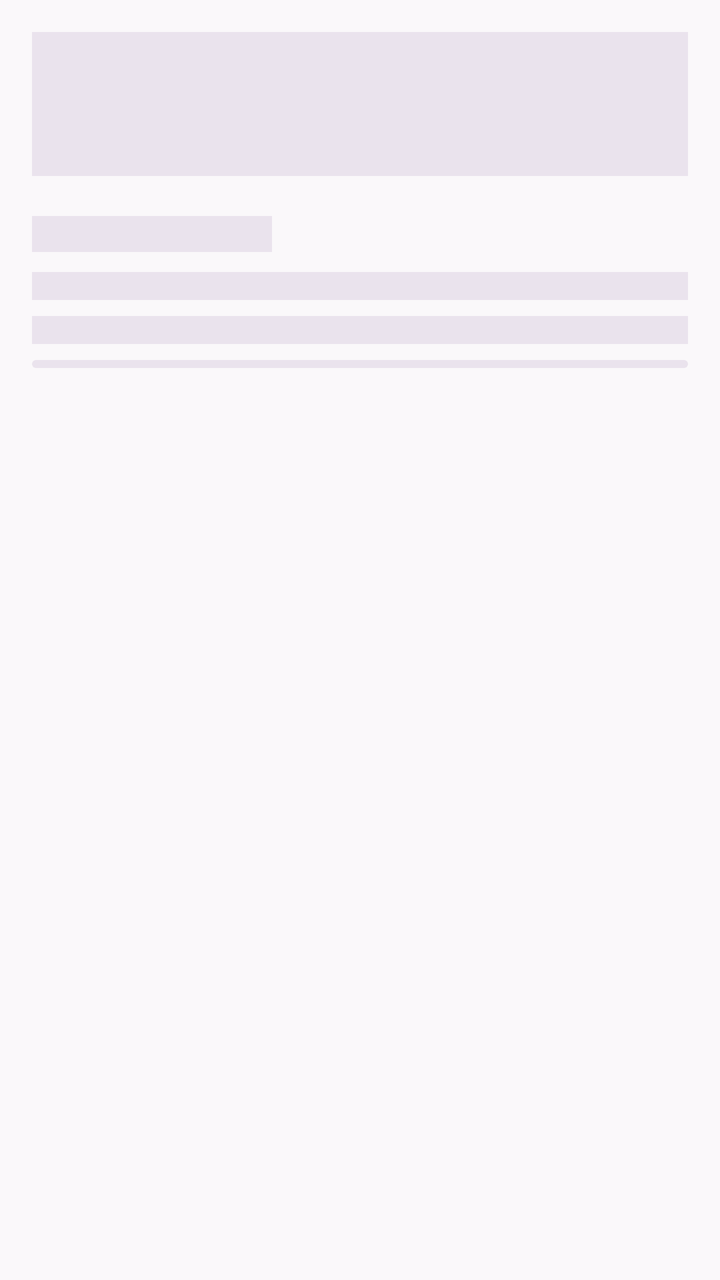
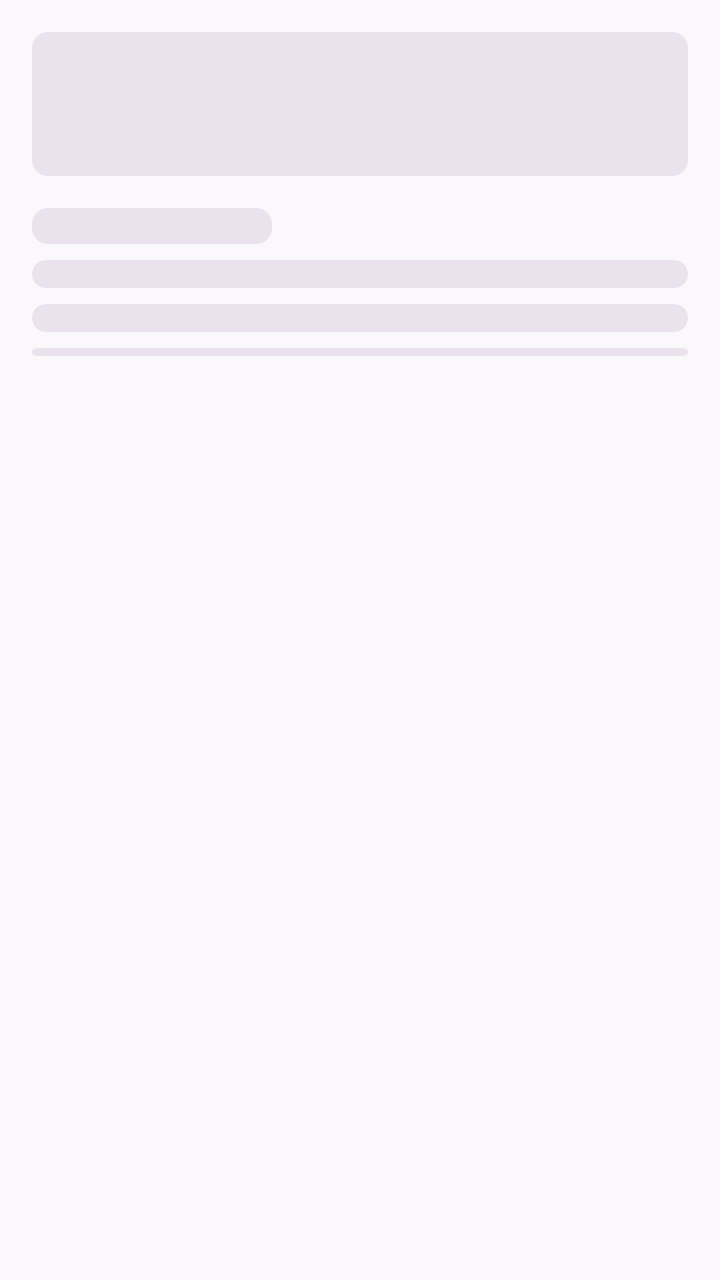

Before-and-after screenshots of an Android layout around one commit, followed by the original layout XML and the change that was made.
<!-- AndroidManifest.xml: application theme Theme.NexaChat -->
<!-- res/layout/include_summary_skeleton.xml -->
<?xml version="1.0" encoding="utf-8"?>
<LinearLayout xmlns:android="http://schemas.android.com/apk/res/android"
    android:layout_width="match_parent"
    android:layout_height="wrap_content"
    android:contentDescription="@string/summary_loading_content_desc"
    android:importantForAccessibility="yes"
    android:orientation="vertical"
    android:padding="@dimen/space_md">

    <View
        android:layout_width="match_parent"
        android:layout_height="72dp"
        android:background="?attr/colorSurfaceContainerHigh" />

    <View
        android:layout_width="120dp"
        android:layout_height="18dp"
        android:layout_marginTop="20dp"
        android:background="?attr/colorSurfaceContainerHigh" />

    <View
        android:layout_width="match_parent"
        android:layout_height="14dp"
        android:layout_marginTop="10dp"
        android:background="?attr/colorSurfaceContainerHigh" />

    <View
        android:layout_width="match_parent"
        android:layout_height="14dp"
        android:layout_marginTop="8dp"
        android:background="?attr/colorSurfaceContainerHigh" />

    <com.google.android.material.progressindicator.LinearProgressIndicator
        android:id="@+id/summarySkeletonBar"
        android:layout_width="match_parent"
        android:layout_height="wrap_content"
        android:layout_marginTop="@dimen/space_sm"
        android:indeterminate="true" />
</LinearLayout>
<!-- resources referenced by this layout -->
<resources>
  <dimen name="space_md">16dp</dimen>
  <dimen name="space_sm">8dp</dimen>
  <string name="summary_loading_content_desc">Generating summary…</string>
  <color name="colorPrimary">@color/brand_indigo</color>
  <color name="colorOnPrimary">#FFFFFCFF</color>
  <color name="colorPrimaryContainer">@color/brand_indigo_container</color>
  <color name="colorOnPrimaryContainer">@color/brand_on_indigo_container</color>
  <color name="colorSecondary">@color/slate_secondary</color>
  <color name="colorOnSecondary">#FFFFFCFF</color>
  <color name="colorSecondaryContainer">@color/slate_secondary_container</color>
  <color name="colorOnSecondaryContainer">@color/slate_on_secondary_container</color>
  <color name="colorTertiary">@color/tertiary_emerald</color>
  <color name="colorOnTertiary">#FFFFFCFF</color>
  <color name="colorTertiaryContainer">@color/tertiary_emerald_container</color>
  <color name="colorOnTertiaryContainer">@color/tertiary_on_emerald_container</color>
  <color name="colorError">@color/error_red</color>
  <color name="colorOnError">#FFFFFCFF</color>
  <color name="colorErrorContainer">@color/error_container_light</color>
  <color name="colorOnErrorContainer">@color/on_error_container_light</color>
  <color name="colorBackground">@color/background_light</color>
  <color name="colorOnBackground">@color/text_primary_light</color>
  <color name="colorSurface">@color/surface_light</color>
  <color name="colorOnSurface">@color/text_primary_light</color>
  <color name="colorSurfaceVariant">@color/surface_variant_light</color>
  <color name="colorSurfaceContainerLowest">@color/surface_container_lowest_light</color>
  <color name="colorSurfaceContainerLow">@color/surface_container_low_light</color>
  <color name="colorSurfaceContainer">@color/surface_container_light</color>
  <color name="colorSurfaceContainerHigh">@color/surface_container_high_light</color>
  <color name="colorOnSurfaceVariant">@color/text_secondary_light</color>
  <color name="colorOutline">@color/slate_border</color>
  <color name="colorOutlineVariant">@color/slate_divider</color>
  <color name="brand_indigo">#FF733F68</color>
  <color name="brand_indigo_container">#FFF1DFED</color>
  <color name="brand_on_indigo_container">#FF35142F</color>
  <color name="slate_secondary">#FF605763</color>
  <color name="slate_secondary_container">#FFEAE3ED</color>
  <color name="slate_on_secondary_container">#FF2C2530</color>
  <color name="tertiary_emerald">#FF246B57</color>
  <color name="tertiary_emerald_container">#FFC5EEDC</color>
  <color name="tertiary_on_emerald_container">#FF103B2E</color>
  <color name="error_red">#FFB3261E</color>
  <color name="error_container_light">#FFF9DEDC</color>
  <color name="on_error_container_light">#FF410E0B</color>
  <color name="background_light">#FFFAF8FA</color>
  <color name="text_primary_light">#FF211E25</color>
  <color name="surface_light">#FFFFFCFF</color>
  <color name="surface_variant_light">#FFF0EBF2</color>
  <color name="surface_container_lowest_light">#FFFFFCFF</color>
  <color name="surface_container_low_light">#FFF7F3F8</color>
  <color name="surface_container_light">#FFF0EBF2</color>
  <color name="surface_container_high_light">#FFEAE3ED</color>
  <color name="surface_container_highest_light">#FFE4DBE7</color>
  <color name="text_secondary_light">#FF605763</color>
  <color name="slate_border">#FF817585</color>
  <color name="slate_divider">#FFDDD4DF</color>
  <dimen name="min_touch_target">48dp</dimen>
  <dimen name="corner_md">12dp</dimen>
  <dimen name="corner_sm">8dp</dimen>
  <dimen name="corner_lg">16dp</dimen>
  <dimen name="control_stroke_width">1dp</dimen>
  <dimen name="focus_stroke_width">2dp</dimen>
  <!-- unchanged entries left out for length: 22 -->
</resources>

<!-- the commit's change to res/layout/include_summary_skeleton.xml (unified diff, before → after) -->
@@ -10,25 +10,25 @@
     <View
         android:layout_width="match_parent"
         android:layout_height="72dp"
-        android:background="?attr/colorSurfaceContainerHigh" />
+        android:background="@drawable/bg_skeleton_block" />
 
     <View
         android:layout_width="120dp"
         android:layout_height="18dp"
-        android:layout_marginTop="20dp"
-        android:background="?attr/colorSurfaceContainerHigh" />
+        android:layout_marginTop="@dimen/space_md"
+        android:background="@drawable/bg_skeleton_block" />
 
     <View
         android:layout_width="match_parent"
         android:layout_height="14dp"
-        android:layout_marginTop="10dp"
-        android:background="?attr/colorSurfaceContainerHigh" />
+        android:layout_marginTop="@dimen/space_sm"
+        android:background="@drawable/bg_skeleton_block" />
 
     <View
         android:layout_width="match_parent"
         android:layout_height="14dp"
-        android:layout_marginTop="8dp"
-        android:background="?attr/colorSurfaceContainerHigh" />
+        android:layout_marginTop="@dimen/space_sm"
+        android:background="@drawable/bg_skeleton_block" />
 
     <com.google.android.material.progressindicator.LinearProgressIndicator
         android:id="@+id/summarySkeletonBar"
<!-- resource entries referenced after the edit -->
@@ -2,6 +2,13 @@
 <resources>
   <dimen name="space_md">16dp</dimen>
   <dimen name="space_sm">8dp</dimen>
+  <!-- drawable bg_skeleton_block (drawable) -->
+  <?xml version="1.0" encoding="utf-8"?>
+  <shape xmlns:android="http://schemas.android.com/apk/res/android"
+      android:shape="rectangle">
+      <solid android:color="@color/colorSurfaceContainerHigh" />
+      <corners android:radius="@dimen/corner_sm" />
+  </shape>
   <string name="summary_loading_content_desc">Generating summary…</string>
   <color name="colorPrimary">@color/brand_indigo</color>
   <color name="colorOnPrimary">#FFFFFCFF</color>
